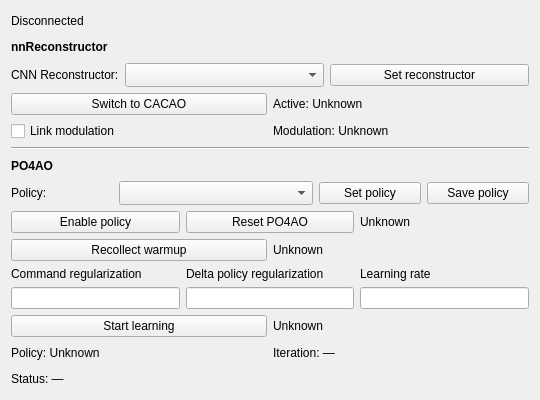
The window that gui/widgets/po4ao/po4ao.ui (magao-x/MagAOX) describes before a commit, drawn with Qt 5.
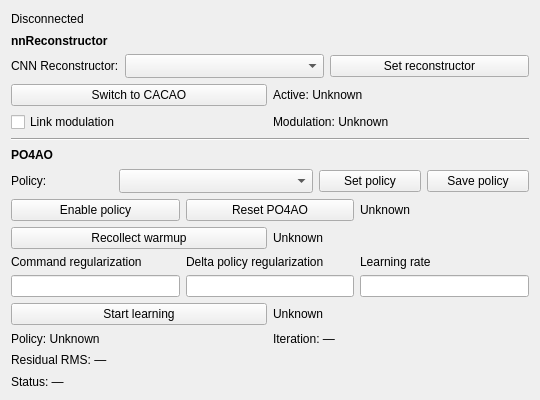
The same window after the commit. Custom widgets are drawn as their Qt base class.

Commit message: Show replay residual RMS and simplify PO4AO runtime and diagnostics

Diff of the .ui file:
```diff
--- a/gui/widgets/po4ao/po4ao.ui
+++ b/gui/widgets/po4ao/po4ao.ui
@@ -326,6 +326,16 @@
           </item>
         </layout>
       </item>
+      <item>
+        <widget class="xqt::statusLabel" name="labelResidualRms">
+          <property name="text">
+            <string>Residual RMS: —</string>
+          </property>
+          <property name="toolTip">
+            <string>Mean per-frame quadrature sum of the controlled modal residuals in the rolling replay buffer (1 µm = 1000 nm).</string>
+          </property>
+        </widget>
+      </item>
       <item>
         <widget class="xqt::statusLabel" name="labelStatus">
           <property name="text">
```
The commit also changes 12 other files.
